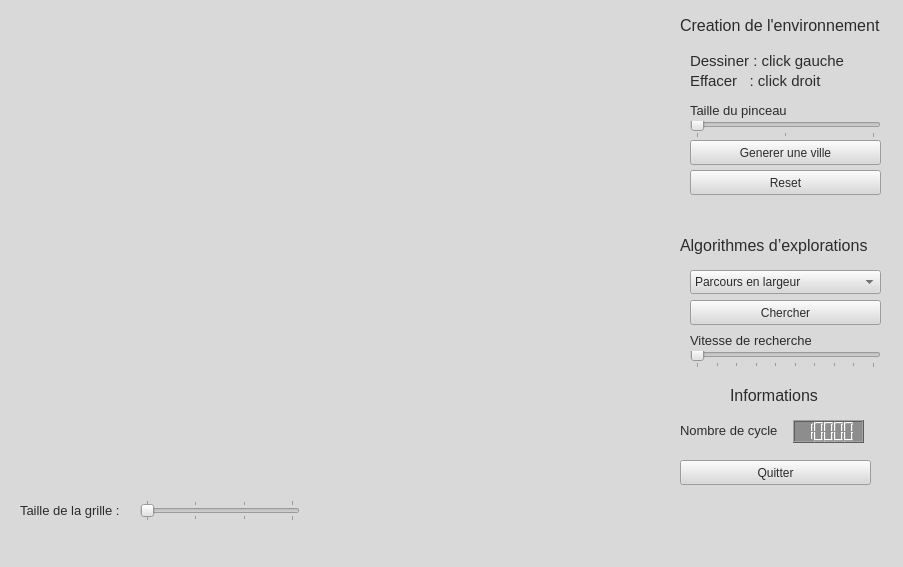
Maxlo24/Project_CPP_4ETI, file mainwindow.ui: the form before one commit.
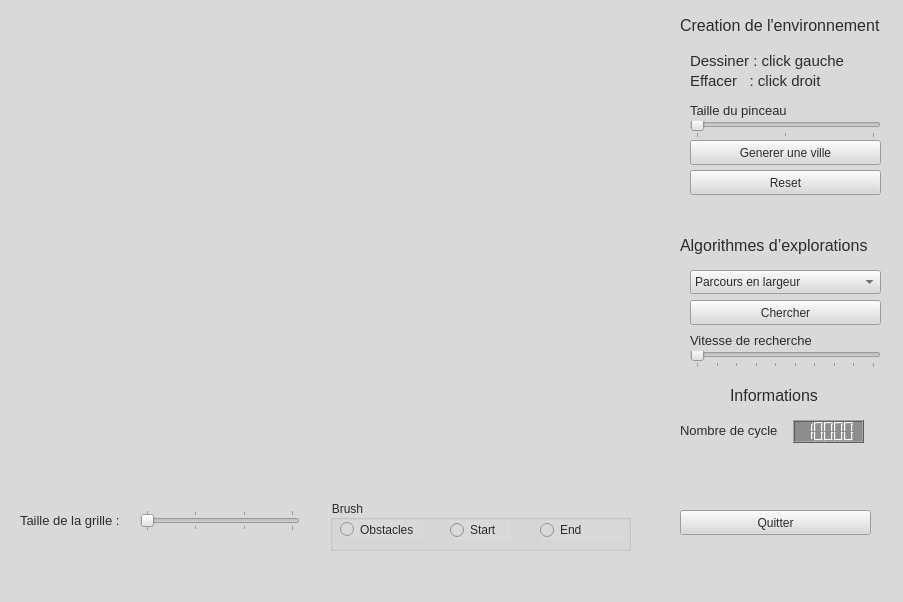
The form after the commit.

The edit to the form file:
```diff
--- a/mainwindow.ui
+++ b/mainwindow.ui
@@ -7,7 +7,7 @@
     <x>0</x>
     <y>0</y>
     <width>903</width>
-    <height>567</height>
+    <height>602</height>
    </rect>
   </property>
   <property name="windowTitle">
@@ -25,7 +25,7 @@
     <property name="geometry">
      <rect>
       <x>680</x>
-      <y>460</y>
+      <y>510</y>
       <width>191</width>
       <height>25</height>
      </rect>
@@ -308,7 +308,7 @@
     <property name="geometry">
      <rect>
       <x>20</x>
-      <y>500</y>
+      <y>510</y>
       <width>121</width>
       <height>21</height>
      </rect>
@@ -327,7 +327,7 @@
     <property name="geometry">
      <rect>
       <x>140</x>
-      <y>500</y>
+      <y>510</y>
       <width>160</width>
       <height>21</height>
      </rect>
@@ -384,6 +384,61 @@
      <string>Effacer   : click droit</string>
     </property>
    </widget>
+   <widget class="QGroupBox" name="BrushgroupBox">
+    <property name="geometry">
+     <rect>
+      <x>330</x>
+      <y>500</y>
+      <width>301</width>
+      <height>51</height>
+     </rect>
+    </property>
+    <property name="title">
+     <string>Brush</string>
+    </property>
+    <property name="flat">
+     <bool>false</bool>
+    </property>
+    <widget class="QRadioButton" name="ObstacleradioButton">
+     <property name="geometry">
+      <rect>
+       <x>10</x>
+       <y>20</y>
+       <width>84</width>
+       <height>19</height>
+      </rect>
+     </property>
+     <property name="text">
+      <string>Obstacles</string>
+     </property>
+    </widget>
+    <widget class="QRadioButton" name="StartradioButton">
+     <property name="geometry">
+      <rect>
+       <x>120</x>
+       <y>20</y>
+       <width>61</width>
+       <height>20</height>
+      </rect>
+     </property>
+     <property name="text">
+      <string>Start</string>
+     </property>
+    </widget>
+    <widget class="QRadioButton" name="EndradioButton">
+     <property name="geometry">
+      <rect>
+       <x>210</x>
+       <y>20</y>
+       <width>84</width>
+       <height>20</height>
+      </rect>
+     </property>
+     <property name="text">
+      <string>End</string>
+     </property>
+    </widget>
+   </widget>
   </widget>
   <widget class="QMenuBar" name="menubar">
    <property name="geometry">
```
Left out of the diff: 2 changed lines with no effect on the pictures.
